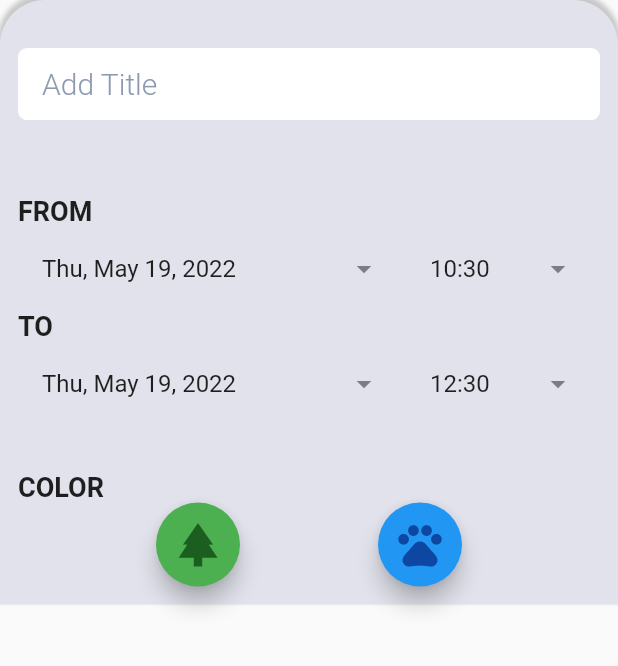
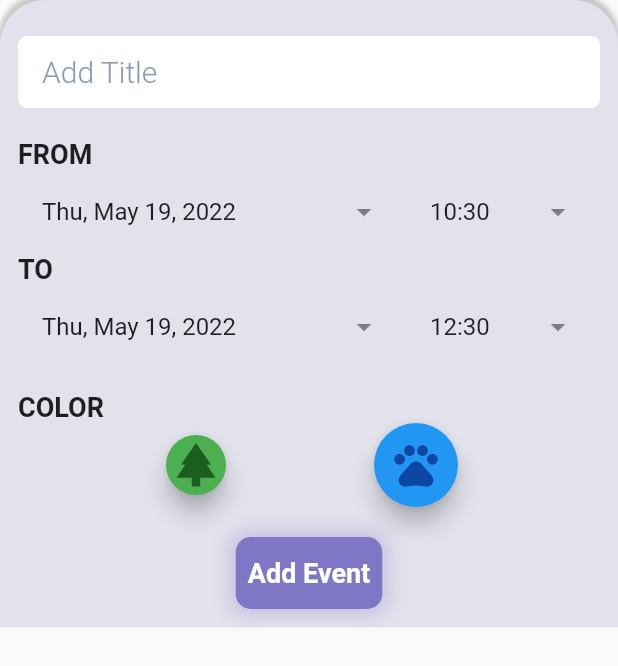
Before and after one commit to jhadechni/Qpets-App, a Flutter app: the EventEditingPage widget shown alone on an empty page, opened directly, on a phone screen of 412 x 824 dp. Shown: the top 666 px of the screen. Run offline on Flutter 3.47's test engine with Material 2 defaults, Android fonts, the phone set to English and light mode, and no system bars; our stand-ins replace carousel_slider, cloud_firestore, curved_navigation_bar, firebase_auth, firebase_core, font_awesome_flutter and 10 more; missing offline and left inert: flutter_config, google_place, syncfusion_flutter_core; accounts and stored records are empty; network calls fail.

Commit message:
feat: event editing page improved and appointment view

```diff
--- a/lib/ui/pages/calendar/event_editing_page.dart
+++ b/lib/ui/pages/calendar/event_editing_page.dart
@@ -20,7 +20,7 @@ class EventEditingPage extends StatefulWidget {
 
 class _EventEditingPageState extends State<EventEditingPage> {
   Color bgColor = Colors.blue;
-
+  bool miniBool = true;
   final _formKey = GlobalKey<FormState>();
   final titleController = TextEditingController();
   late DateTime fromDate;
@@ -69,19 +69,45 @@ class _EventEditingPageState extends State<EventEditingPage> {
               child: Column(
                 mainAxisAlignment: MainAxisAlignment.spaceEvenly,
                 children: <Widget>[
+                  const SizedBox(height: 12),
+                  buildTitle(),
                   const SizedBox(height: 20),
-                  buildTitle(),
-                  const SizedBox(height: 50),
                   buildDateTimePickers(),
-                  const SizedBox(height: 30),
+                  const SizedBox(height: 15),
                   colorPicker(),
+                  const SizedBox(height: 20),
+                  submitButton(),
                 ],
               ), // Column
             ), // Form
           ),
         ),
       );
-
+  Widget submitButton() => Container(
+        decoration: BoxDecoration(
+            color: const Color(0xff7F77C6),
+            borderRadius: const BorderRadius.only(
+                topLeft: Radius.circular(10),
+                topRight: Radius.circular(10),
+                bottomLeft: Radius.circular(10),
+                bottomRight: Radius.circular(10)),
+            boxShadow: [
+              BoxShadow(
+                color: const Color(0xff7F77C6).withOpacity(0.35),
+                spreadRadius: 3,
+                blurRadius: 10,
+                offset: const Offset(0, 0), // changes position of shadow
+              ),
+            ]),
+        child: TextButton(
+          onPressed: saveForm,
+          child: const Text("Add Event",
+              style: TextStyle(
+                  color: Colors.white,
+                  fontWeight: FontWeight.w600,
+                  fontSize: 18)),
+        ),
+      );
   Widget colorPicker() => buildHeader(
       header: "COLOR",
       child: Row(
@@ -93,10 +119,12 @@ class _EventEditingPageState extends State<EventEditingPage> {
                 children: [
                   FloatingActionButton(
                     heroTag: "btn2",
+                    mini: miniBool,
                     backgroundColor: Colors.green,
                     onPressed: () {
                       setState(() {
                         bgColor = Colors.green;
+                        miniBool = !miniBool;
                       });
                     },
                     child: Icon(
@@ -107,10 +135,12 @@ class _EventEditingPageState extends State<EventEditingPage> {
                   ),
                   FloatingActionButton(
                     heroTag: "btn1",
+                    mini: !miniBool,
                     backgroundColor: Colors.blue,
                     onPressed: () {
                       setState(() {
                         bgColor = Colors.blue;
+                        miniBool = !miniBool;
                       });
                     },
                     child: Icon(
--- a/lib/ui/pages/calendar/tasks_widget.dart
+++ b/lib/ui/pages/calendar/tasks_widget.dart
@@ -47,7 +47,7 @@ class _TasksWidgetState extends State<TasksWidget> {
   ) {
     final event = details.appointments.first;
     return Container(
-      width: details.bounds.width,
+      width: details.bounds.width ,
       height: details.bounds.height,
       decoration: BoxDecoration(
           color: event.backgroundColor.withOpacity(0.5),
@@ -60,7 +60,7 @@ class _TasksWidgetState extends State<TasksWidget> {
           style: const TextStyle(
             color: Colors.black,
             fontSize: 16,
-            fontWeight: FontWeight.bold,
+            fontWeight: FontWeight.normal,
           ),
         ),
       ),
```
